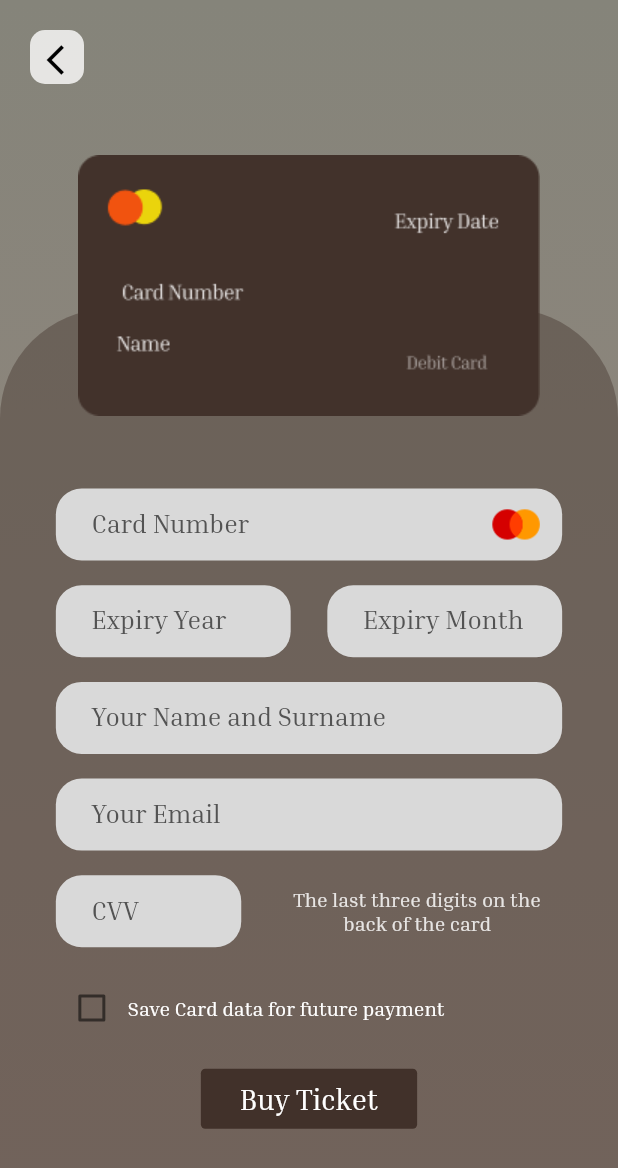
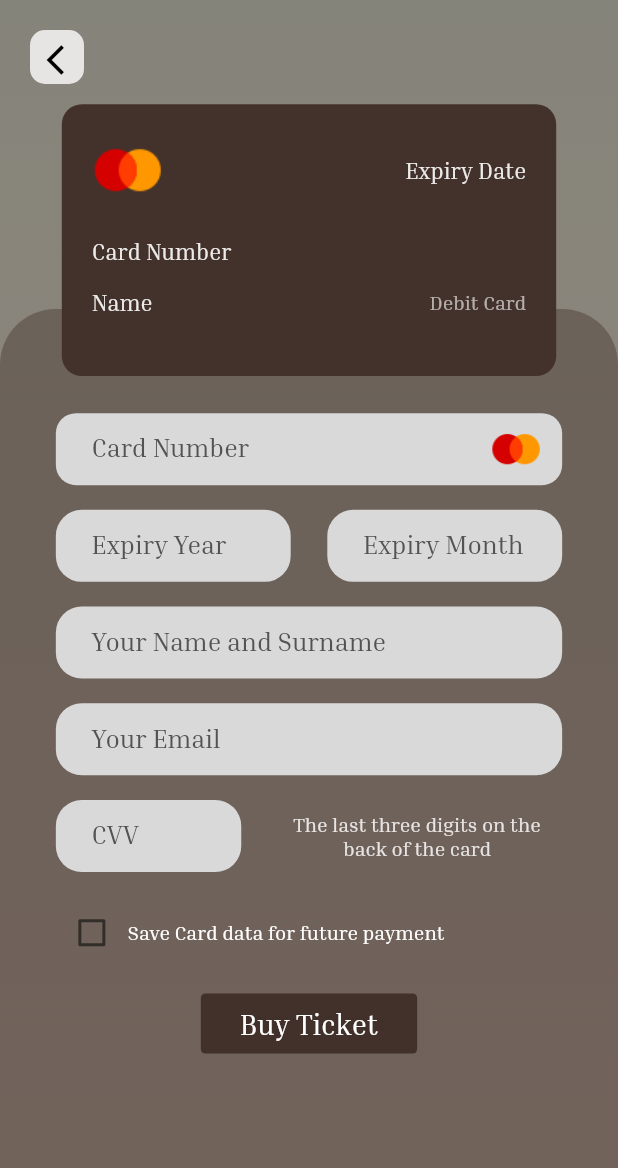
Before and after one commit to Train-D/mobile, a Flutter app: the PaymentScreen screen opened directly, on a phone screen of 412 x 824 dp. Shown: the top 1168 px of the screen. Run offline on Flutter 3.47's test engine with Material 2 defaults, Android fonts, the phone set to English and light mode, and no system bars; our stand-ins replace basic_utils, bloc, dartz, equatable, flutter_bloc, get_it and 4 more.

Commit message:
update payment card

```diff
--- a/lib/core/global/theme/app_color/app_color_light.dart
+++ b/lib/core/global/theme/app_color/app_color_light.dart
@@ -11,6 +11,7 @@ const textButtonColor = Color(0xffE4A286);
 const Color fromToBgColor = Color.fromRGBO(111, 82, 70, 0.24);
 const Color fromToCardBgColor = Color.fromRGBO(255, 255, 255, 0.61);
 const Color cardTextCvvColor = Color.fromRGBO(255, 255, 255, 0.83);
+const Color cardText = Color.fromRGBO(255, 255, 255, 0.9);
 const Color dateFieldColor = Color.fromRGBO(235, 234, 234, 1);
 const Color appBarBg = Color.fromRGBO(255, 255, 255, 0.79);
 const List<Color> onBoardingBg = [
--- a/lib/core/utils/app_strings.dart
+++ b/lib/core/utils/app_strings.dart
@@ -37,6 +37,7 @@ class AppString {
   static const String cardNumber = 'Card Number';
   static const String expiryYear = 'Expiry Year';
   static const String expiryMonth = 'Expiry Month';
+  static const String expiryDate = 'Expiry Date';
   static const String yourEmail = 'Your Email';
   static const String cardName = 'Your Name and Surname';
   static const String cvv = 'CVV';
@@ -50,5 +51,7 @@ class AppString {
   static const String ticketSuccessDownload = 'Successfully Downloaded';
   static const String backToHome = 'Back To Home';
   static const String book = 'Book';
+  static const String Name = 'Name';
+  static const String debitCard = 'Debit Card';
   static const String chooseSeatsAppBarTitle = 'Choose Your Seats';
 }
--- a/lib/features/tickets/presentation/screens/payment_screen.dart
+++ b/lib/features/tickets/presentation/screens/payment_screen.dart
@@ -25,21 +25,96 @@ class PaymentScreen extends StatelessWidget {
               appBar: SharedComponents.defaultAppBar(context: context),
               body: Stack(
                 children: [
-
                   Align(
                     alignment: Alignment.bottomCenter,
                     child: SharedComponents.defaultBgContainer(
                       height: 75.h,
-                      topRedius: 35.sp,
+                      topRedius: 25.sp,
                       isLinearGradient: false,
                       bgColor: ticketColor,
-                      child: Padding(
-                        padding: EdgeInsets.all(25.sp),
+                    ),
+                  ),
+                  Padding(
+                    padding: EdgeInsets.symmetric(
+                        horizontal: 25.sp, vertical: 15.sp),
                     child: SingleChildScrollView(
                       child: Form(
                         child: Column(
+
                           children: [
-                                SizedBox(height: 10.h,),
+                            Container(
+                              height: 22.h,
+                              width: 80.w,
+                              decoration: BoxDecoration(
+                                  color: cardColor,
+                                  borderRadius: BorderRadius.circular(15.sp)),
+                              child: Padding(
+                                padding: const EdgeInsets.all(20.0),
+                                child: SingleChildScrollView(
+                                    child: Column(
+                                  children: [
+                                    Row(
+                                      mainAxisAlignment:
+                                          MainAxisAlignment.spaceBetween,
+                                      children: [
+                                        Image.asset(
+                                            '${AppConstants.imagesUrl}$masterCard'),
+                                        Text(
+                                          AppString.expiryDate,
+                                          style: Theme.of(context)
+                                              .textTheme
+                                              .bodyMedium!
+                                              .copyWith(
+                                                  fontSize: 16.sp,
+                                                  color: cardText),
+                                        )
+                                      ],
+                                    ),
+                                    SizedBox(height: 2.5.h,),
+                                    Align(
+                                      alignment: Alignment.centerLeft,
+                                      child: Text(
+                                            AppString.cardNumber,
+                                            style: Theme.of(context)
+                                                .textTheme
+                                                .bodyMedium!
+                                                .copyWith(
+                                                    fontSize: 16.sp,
+                                                    color: cardText),
+                                          ),
+                                    ),
+                                    SizedBox(height: 2.h,),
+                                    Row(
+                                      mainAxisAlignment:
+                                          MainAxisAlignment.spaceBetween,
+                                      children: [
+                                        Text(
+                                          AppString.Name,
+                                          style: Theme.of(context)
+                                              .textTheme
+                                              .bodyMedium!
+                                              .copyWith(
+                                                  fontSize: 16.sp,
+                                                  color: cardText),
+                                        ),
+                                        Text(
+                                          AppString.debitCard,
+                                          style: Theme.of(context)
+                                              .textTheme
+                                              .bodyMedium!
+                                              .copyWith(
+                                                  fontSize: 15.sp,
+                                                  color: fromToCardBgColor),
+                                        )
+                                      ],
+                                    ),
+                                  ],
+                                )),
+                              ),
+                            ),
+                            SizedBox(
+                              height: 3.h,
+                            ),
                             SharedComponents.defaultTextField(
                                 controller: cubit.cardNumber,
                                 type: TextInputType.number,
@@ -49,7 +124,7 @@ class PaymentScreen extends StatelessWidget {
                                 bgColor: paymentTextFieldColor,
                                 textColor: paymentTextFieldTextColor,
                                 label: AppString.cardNumber,
-                                    radius: 17.sp,
+                                radius: 15.sp,
                                 suffIconFound: true,
                                 isSuffIconImage: true,
                                 imageSuffIcon: Padding(
@@ -96,7 +171,6 @@ class PaymentScreen extends StatelessWidget {
                                     radius: 17.sp,
                                     suffIconFound: false,
                                     preIconFound: false,
-
                                   ),
                                 ),
                               ],
@@ -136,8 +210,7 @@ class PaymentScreen extends StatelessWidget {
                               children: [
                                 SizedBox(
                                     width: 30.w,
-                                        child:
-                                            SharedComponents.defaultTextField(
+                                    child: SharedComponents.defaultTextField(
                                       controller: cubit.cvvCode,
                                       type: TextInputType.number,
                                       validate: (e) {
@@ -200,9 +273,7 @@ class PaymentScreen extends StatelessWidget {
                       ),
                     ),
                   ),
-                    ),
-                  ),
-                  SingleChildScrollView(
+                  /* SingleChildScrollView(
                     child: Column(
                       children: [
                         SizedBox(height: 5.h,),
@@ -215,7 +286,7 @@ class PaymentScreen extends StatelessWidget {
 
                       ],
                     ),
-                  ),
+                  ),*/
                 ],
               ),
             )),
```
Also changed, not shown: assets/images/imgs/card.png (deleted). Lines whose indentation alone changed are shown as unchanged.
